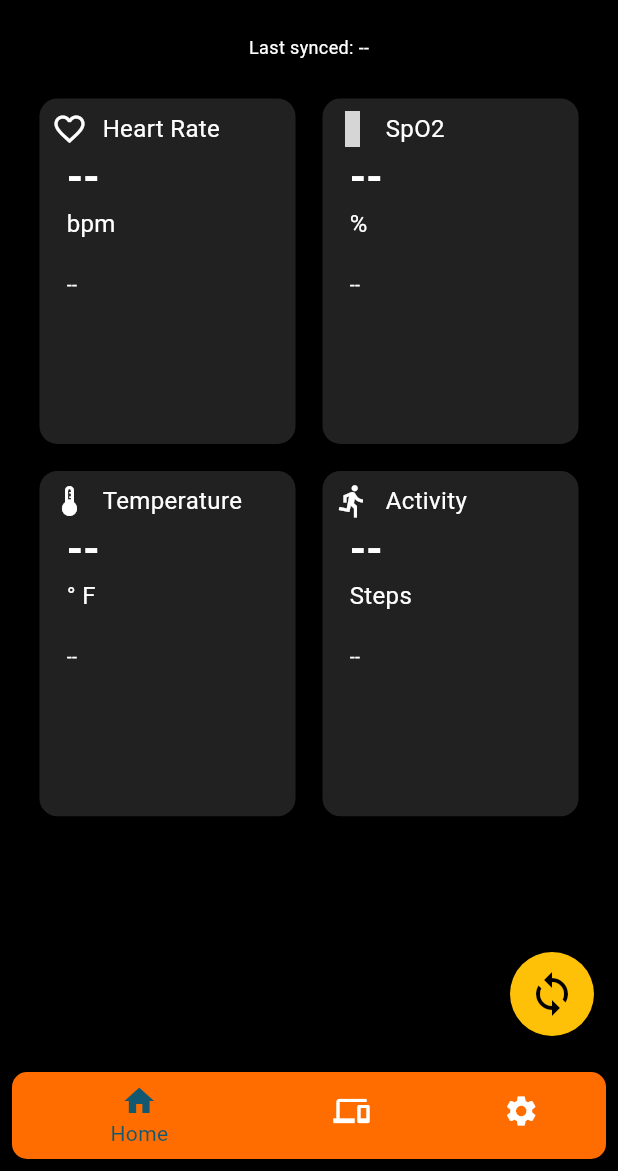
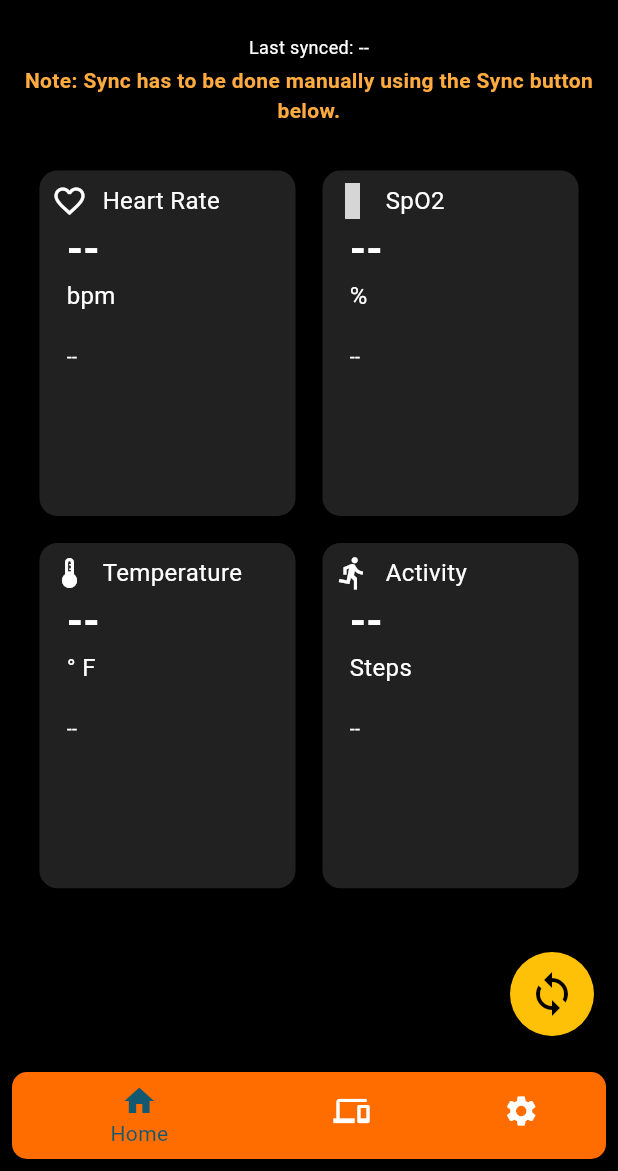
Before and after one commit to Protocentral/healthypi_move_flutter, a Flutter app: the screen it shows after launch, on a phone screen of 412 x 824 dp, the part 65-1236 px from its top. Run offline on Flutter 3.47's test engine with Material 3 defaults, Android fonts, the phone set to English and light mode, and no system bars; drawn by our look-alikes of upgrader; our stand-ins replace convert, csv, file_picker, fl_chart, flutter_blue_plus, flutter_spinkit and 6 more; missing offline and left inert: flutter_archive, mcumgr_flutter, signal_strength_indicator, simple_html_css, version; accounts and stored records are empty; grey boxes are pictures that could not be loaded.

Commit message:
Update home.dart

```diff
--- a/move/lib/home.dart
+++ b/move/lib/home.dart
@@ -666,6 +666,19 @@ class _HomeScreenState extends State<HomeScreen> {
                   ],
                 ),
 
+                Padding(
+                  padding: const EdgeInsets.symmetric(horizontal: 16.0, vertical: 4.0),
+                  child: Text(
+                    "Note: Sync has to be done manually using the Sync button below.",
+                    style: TextStyle(
+                      color: Colors.orangeAccent,
+                      fontWeight: FontWeight.bold,
+                      fontSize: 14,
+                    ),
+                    textAlign: TextAlign.center,
+                  ),
+                ),
+
                 SizedBox(height: 10),
                 SizedBox(
                   width: SizeConfig.blockSizeHorizontal * 95,
```
